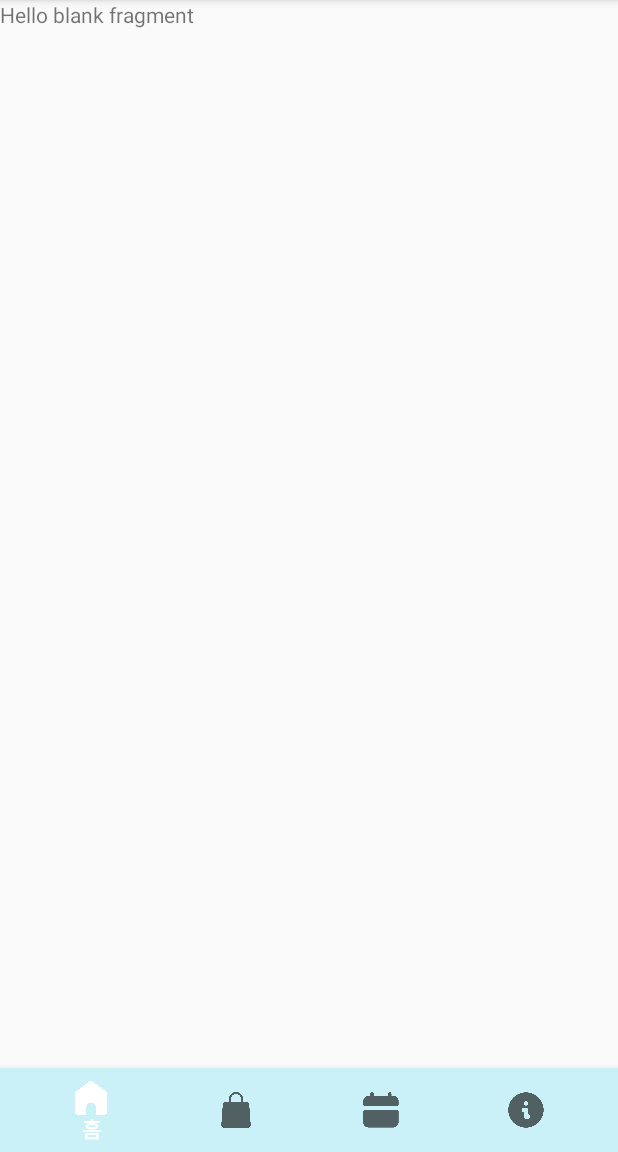
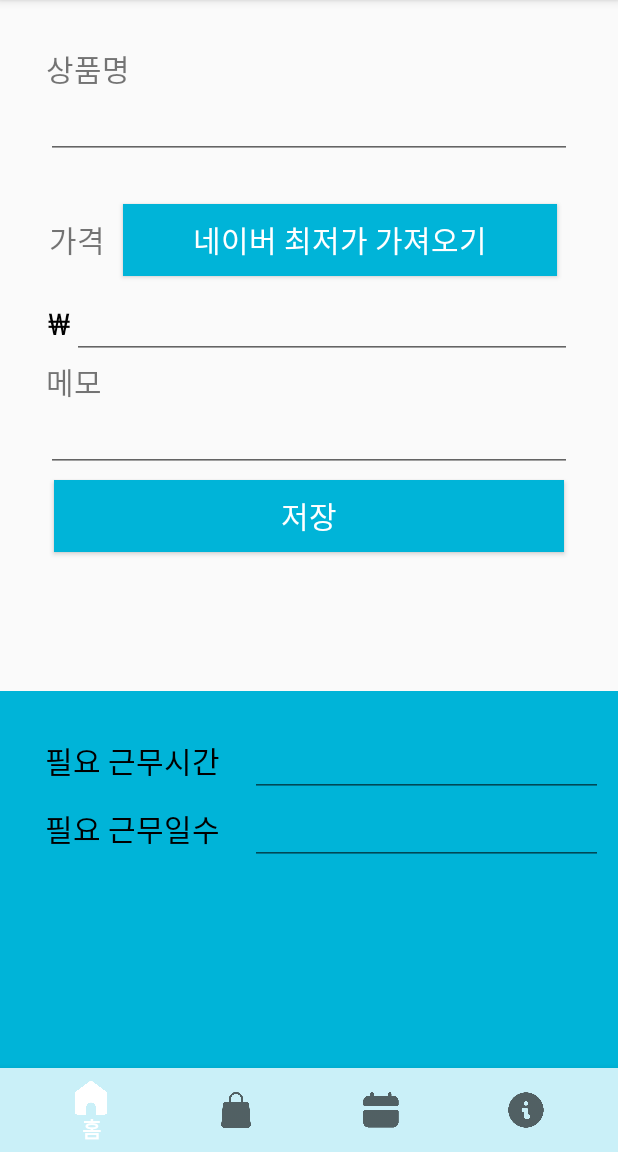
Before and after one commit to Njongwook/24-1-MCTeamProject, an Android app: the fragment ProductFragment placed in its activity, on a phone screen of 412 x 824 dp, the part 84-1236 px from its top. Run offline under Robolectric (Android 15) with nearby library versions, the phone set to English and light mode, and no system bars.

Commit message:
Update fragment_product.xml

```diff
--- a/app/src/main/res/layout/fragment_product.xml
+++ b/app/src/main/res/layout/fragment_product.xml
@@ -1,14 +1,155 @@
-<?xml version="1.0" encoding="utf-8"?>
-<FrameLayout xmlns:android="http://schemas.android.com/apk/res/android"
-    xmlns:tools="http://schemas.android.com/tools"
+<LinearLayout
+    xmlns:android="http://schemas.android.com/apk/res/android"
     android:layout_width="match_parent"
     android:layout_height="match_parent"
-    tools:context=".ProductFragment">
+    android:orientation="vertical"
+    >
 
-    <!-- TODO: Update blank fragment layout -->
-    <TextView
+    <!-- 첫 번째 LinearLayout: 상단 부분 (예: 70% 높이) -->
+    <LinearLayout
         android:layout_width="match_parent"
-        android:layout_height="match_parent"
-        android:text="@string/hello_blank_fragment" />
+        android:layout_height="0dp"
+        android:layout_weight="7"
+        android:orientation="vertical"
+        android:layout_margin="15dp"
+        android:padding="15dp">
 
-</FrameLayout>
+        <TextView
+            android:layout_width="match_parent"
+            android:layout_height="wrap_content"
+            android:text="상품명"
+            android:textSize="20sp"/>
+
+        <EditText
+            android:id="@+id/product_name"
+            android:layout_width="match_parent"
+            android:layout_height="wrap_content"/>
+
+        <Space
+            android:layout_width="match_parent"
+            android:layout_height="20dp"/>
+        <LinearLayout
+            android:layout_width="match_parent"
+            android:layout_height="wrap_content"
+            android:orientation="horizontal">
+            <TextView
+                android:layout_width="0dp"
+                android:layout_weight="1"
+                android:layout_height="match_parent"
+                android:text="가격"
+                android:textSize="20sp"
+                android:gravity="center"/>
+
+            <androidx.appcompat.widget.AppCompatButton
+                android:id="@+id/find_price"
+                android:text="네이버 최저가 가져오기"
+                android:layout_width="0dp"
+                android:layout_weight="7"
+                android:layout_height="wrap_content"
+                android:background="@color/blue3"
+                android:textColor="@color/white"
+                android:textSize="20sp"
+                android:layout_margin="10dp"/>
+        </LinearLayout>
+
+        <LinearLayout
+            android:layout_width="match_parent"
+            android:layout_height="wrap_content">
+
+            <TextView
+                android:id="@+id/summary_tax"
+                android:text="₩"
+                android:gravity="center"
+                android:textSize="20sp"
+                android:textColor="@color/black"
+                android:layout_width="0dp"
+                android:layout_weight="1"
+                android:layout_height="wrap_content"/>
+
+            <EditText
+                android:id="@+id/product_price"
+                android:layout_width="0dp"
+                android:layout_weight="19"
+                android:layout_height="wrap_content"/>
+        </LinearLayout>
+
+        <TextView
+            android:layout_width="match_parent"
+            android:layout_height="wrap_content"
+            android:text="메모"
+            android:textSize="20sp"/>
+
+        <EditText
+            android:id="@+id/memo"
+            android:layout_width="match_parent"
+            android:layout_height="wrap_content"/>
+
+        <androidx.appcompat.widget.AppCompatButton
+            android:id="@+id/product_save"
+            android:text="저장"
+            android:layout_width="match_parent"
+            android:layout_height="wrap_content"
+            android:background="@color/blue3"
+            android:textColor="@color/white"
+            android:textSize="20sp"
+            android:layout_margin="5dp"
+            android:layout_gravity="end"/>
+    </LinearLayout>
+
+<!--    아래의 레이아웃에 숫자 나오는칸을 Editext로 해놓았으니 필요시 수정하시면됩니다.-->
+    <LinearLayout
+
+
+        android:layout_width="match_parent"
+        android:layout_height="0dp"
+        android:layout_weight="5"
+        android:background="@color/blue3"
+        android:orientation="vertical"
+
+        android:padding="10dp">
+
+        <LinearLayout
+            android:layout_width="match_parent"
+            android:layout_height="wrap_content"
+            android:layout_marginTop="15dp"
+            android:orientation="horizontal">
+
+            <TextView
+                android:layout_width="0dp"
+                android:layout_height="wrap_content"
+                android:layout_weight="2"
+                android:gravity="center"
+                android:text="필요 근무시간"
+                android:textColor="@color/black"
+                android:textSize="20sp" />
+
+            <EditText
+                android:id="@+id/require_worktime"
+                android:layout_width="0dp"
+                android:layout_height="wrap_content"
+                android:layout_weight="3" />
+        </LinearLayout>
+
+        <LinearLayout
+            android:layout_width="match_parent"
+            android:layout_height="match_parent"
+            android:orientation="horizontal">
+
+            <TextView
+                android:layout_width="0dp"
+                android:layout_height="wrap_content"
+                android:layout_weight="2"
+                android:gravity="center"
+                android:text="필요 근무일수"
+                android:textColor="@color/black"
+                android:textSize="20sp" />
+
+            <EditText
+                android:id="@+id/require_workday"
+                android:layout_width="0dp"
+                android:layout_height="wrap_content"
+                android:layout_weight="3" />
+        </LinearLayout>
+
+    </LinearLayout>
+</LinearLayout>
```
